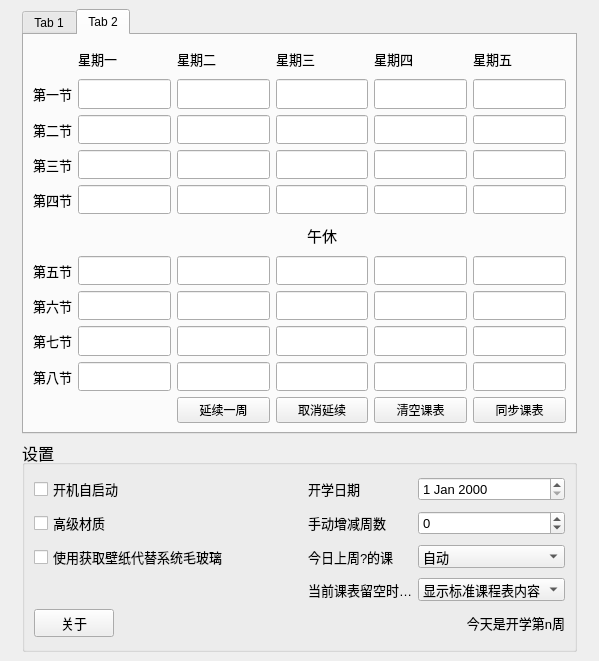
The window that mainwindow.ui (ooorange-git/SmartSchedule) describes before a commit, drawn with Qt 5.
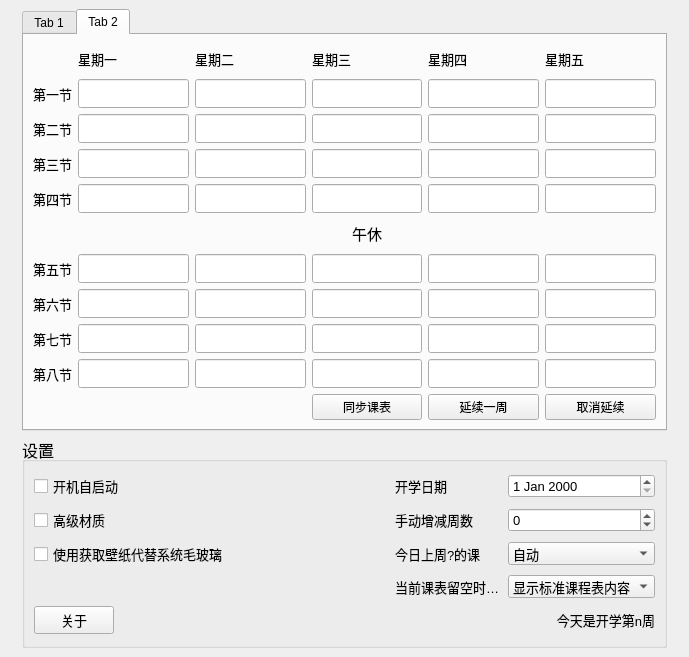
The same window after the commit. Icons and pictures are not drawn.

```diff
--- a/mainwindow.ui
+++ b/mainwindow.ui
@@ -6,8 +6,8 @@
    <rect>
     <x>0</x>
     <y>0</y>
-    <width>599</width>
-    <height>661</height>
+    <width>689</width>
+    <height>657</height>
    </rect>
   </property>
   <property name="windowTitle">
@@ -1599,7 +1599,7 @@
           </property>
          </widget>
         </item>
-        <item row="10" column="5">
+        <item row="10" column="3">
          <widget class="QPushButton" name="pushButton">
           <property name="sizePolicy">
            <sizepolicy hsizetype="Ignored" vsizetype="Fixed">
@@ -1613,22 +1613,6 @@
          </widget>
         </item>
         <item row="10" column="4">
-         <widget class="QPushButton" name="pushButton_2">
-          <property name="sizePolicy">
-           <sizepolicy hsizetype="Ignored" vsizetype="Fixed">
-            <horstretch>0</horstretch>
-            <verstretch>0</verstretch>
-           </sizepolicy>
-          </property>
-          <property name="toolTip">
-           <string>该按钮只会清除当前课表</string>
-          </property>
-          <property name="text">
-           <string>清空课表</string>
-          </property>
-         </widget>
-        </item>
-        <item row="10" column="2">
          <widget class="QPushButton" name="pushButton_3">
           <property name="sizePolicy">
            <sizepolicy hsizetype="Ignored" vsizetype="Fixed">
@@ -1641,7 +1625,7 @@
           </property>
          </widget>
         </item>
-        <item row="10" column="3">
+        <item row="10" column="5">
          <widget class="QPushButton" name="pushButton_4">
           <property name="sizePolicy">
            <sizepolicy hsizetype="Ignored" vsizetype="Fixed">
@@ -1671,7 +1655,7 @@
       <property name="title">
        <string>设置</string>
       </property>
-      <layout class="QGridLayout" name="gridLayout" columnstretch="1,0,0,0,0">
+      <layout class="QGridLayout" name="gridLayout" columnstretch="0,2,0,1,0">
        <item row="1" column="3">
         <widget class="QLabel" name="label">
          <property name="font">
```
